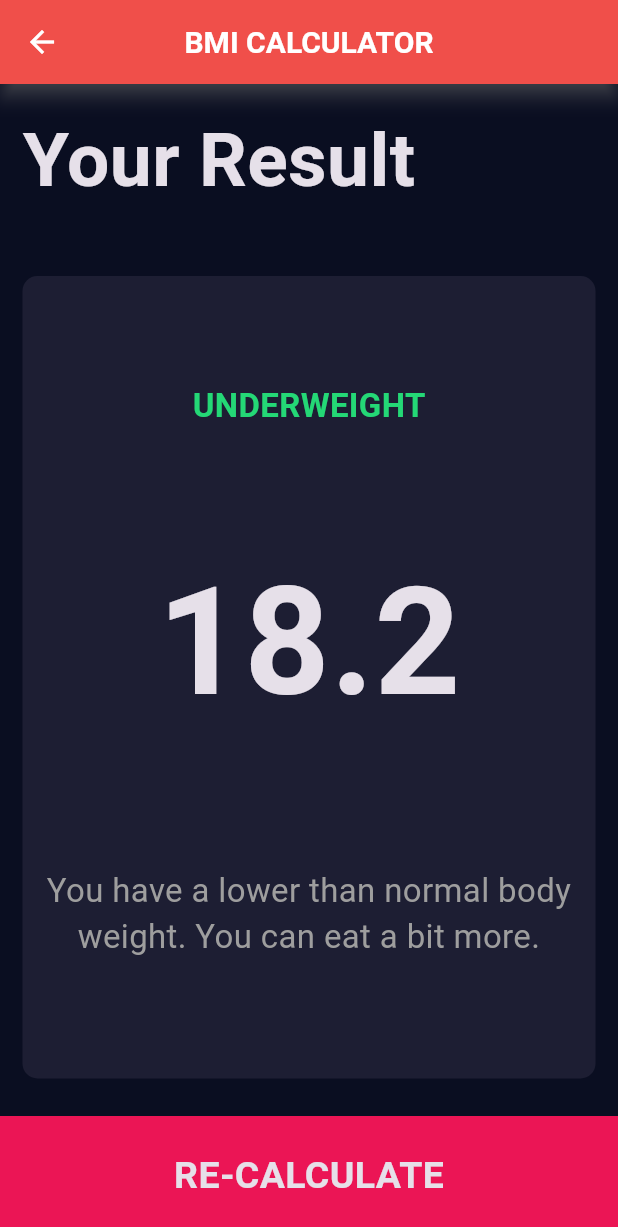
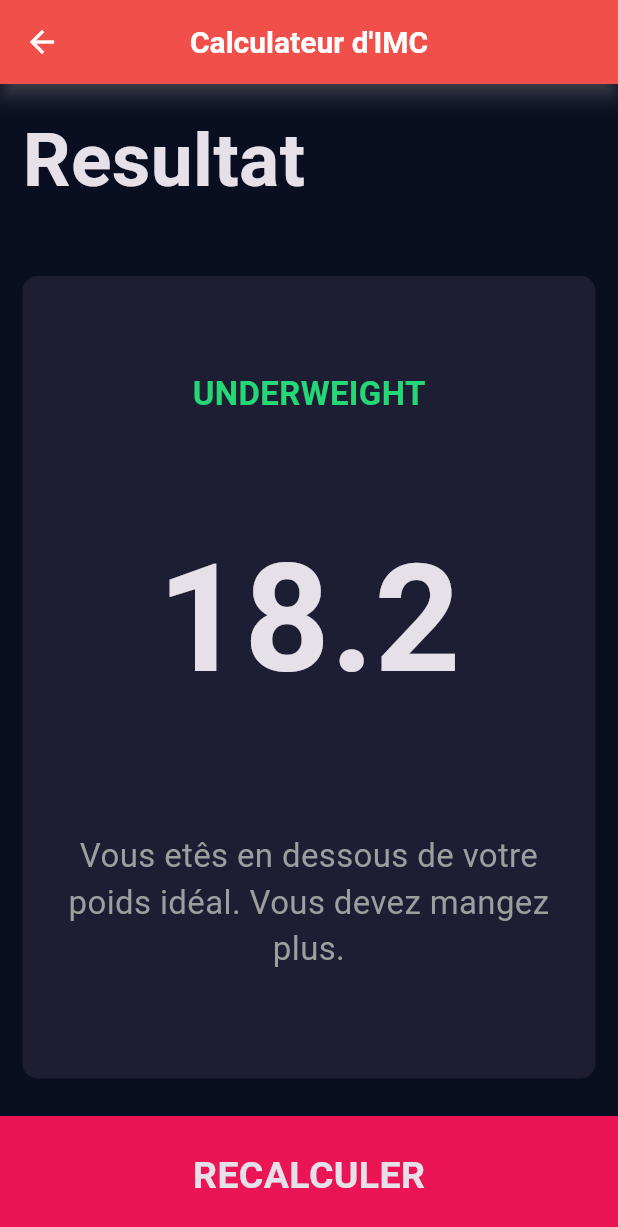
Before and after one commit to Zelikoo/Flutter_BMI_Calculator, a Flutter app: the screen it shows after launch, after a tap on "CALCULER", on a phone screen of 412 x 824 dp. Shown: the top 1227 px of the screen. Run offline on Flutter 3.47's test engine with Material 3 defaults, Android fonts, the phone set to English and light mode, and no system bars; our stand-ins replace font_awesome_flutter.

Commit message:
texte en fr sur la page resultat et dans calculator_brain.dart

```diff
--- a/lib/calculator_brain.dart
+++ b/lib/calculator_brain.dart
@@ -25,11 +25,11 @@ class CalculatorBrain {
 
   String getInterpretation() {
     if (_bmi >= 25) {
-      return 'You have a higher than normal body weight. Try to exercise more.';
+      return 'Vous etês au dessus de votre poids idéal. Essayez de faire plus d\'exercice.';
     } else if (_bmi >= 18.5) {
-      return 'You have a normal body weight. Good job!';
+      return 'Vous avez un poids idéal. Félicitations';
     } else {
-      return 'You have a lower than normal body weight. You can eat a bit more.';
+      return 'Vous etês en dessous de votre poids idéal. Vous devez mangez plus.';
     }
   }
 }
--- a/lib/screens/results_page.dart
+++ b/lib/screens/results_page.dart
@@ -17,7 +17,7 @@ class ResultsPage extends StatelessWidget {
   @override
   Widget build(BuildContext context) {
     return Scaffold(
-      appBar: AppBar(title: Text('BMI CALCULATOR')),
+      appBar: AppBar(title: Text('Calculateur d\'IMC')),
       body: Column(
         mainAxisAlignment: MainAxisAlignment.spaceEvenly,
         crossAxisAlignment: CrossAxisAlignment.stretch,
@@ -25,7 +25,7 @@ class ResultsPage extends StatelessWidget {
           Expanded(
             child: Container(
               padding: EdgeInsets.all(15.0),
-              child: Text('Your Result', style: kTitleTextStyle),
+              child: Text('Resultat', style: kTitleTextStyle),
             ),
           ),
           Expanded(
@@ -54,7 +54,7 @@ class ResultsPage extends StatelessWidget {
             onTap: () {
               Navigator.pop(context);
             },
-            buttonTitle: 'RE-CALCULATE',
+            buttonTitle: 'RECALCULER',
           ),
         ],
       ),
```
